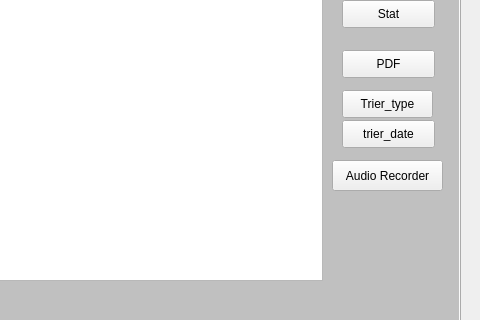
Before: the Qt Designer form mainwindow.ui in haithem000/Smart_Court_2A39, drawn with Qt 5; both pictures show x 770 to 1250 and y 193 to 513 of the 1250 by 622 pixel window.
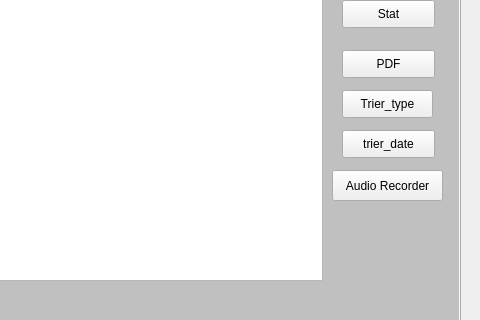
After: the same form once the commit is applied. Icons and pictures are not drawn.

The edit to the form file:
```diff
--- a/mainwindow.ui
+++ b/mainwindow.ui
@@ -120,7 +120,7 @@
       <property name="geometry">
        <rect>
         <x>810</x>
-        <y>270</y>
+        <y>280</y>
         <width>93</width>
         <height>28</height>
        </rect>
@@ -146,7 +146,7 @@
       <property name="geometry">
        <rect>
         <x>800</x>
-        <y>310</y>
+        <y>320</y>
         <width>111</width>
         <height>31</height>
        </rect>
```
